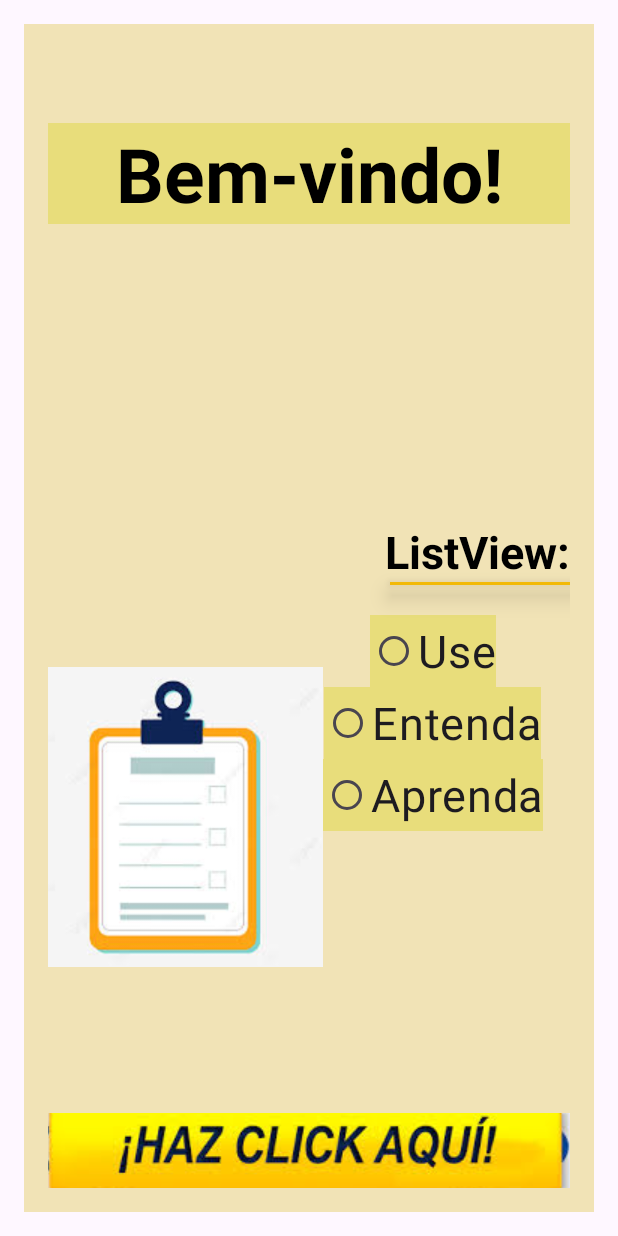
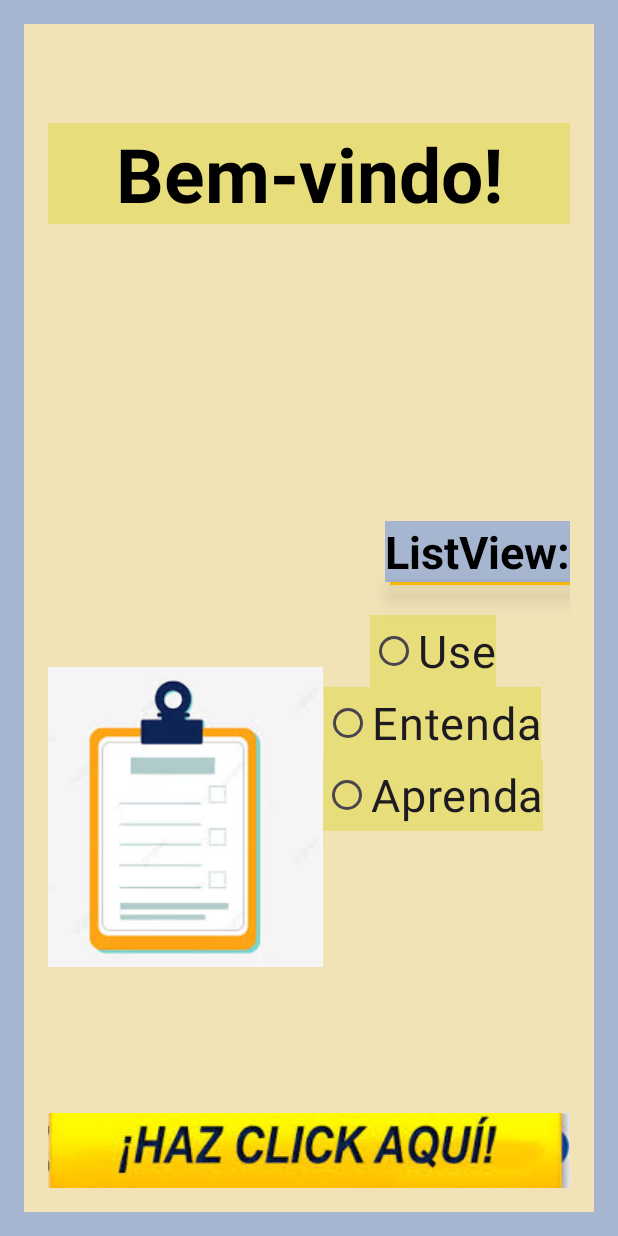
Before and after one commit to joyfelcastillo/To_Do_ListApp, an Android app: the screen it shows after launch (MainActivity), on a phone screen of 412 x 824 dp. Run offline under Robolectric (Android 15) with nearby library versions, the phone set to English and light mode, and no system bars.

Commit message:
cree los themes para la tela oscura y claro

```diff
--- a/app/src/main/res/values-night/themes.xml
+++ b/app/src/main/res/values-night/themes.xml
@@ -3,5 +3,10 @@
     <style name="Base.Theme.LISTADEPROYECTO" parent="Theme.Material3.DayNight.NoActionBar">
         <!-- Customize your dark theme here. -->
         <!-- <item name="colorPrimary">@color/my_dark_primary</item> -->
+        <item name="colorPrimary">#F4E135</item>
+        <item name="colorPrimaryDark">#CD3C6E</item>
+        <item name="android:background">#7531EF</item>
+
+
     </style>
 </resources>
--- a/app/src/main/res/values/themes.xml
+++ b/app/src/main/res/values/themes.xml
@@ -3,6 +3,10 @@
     <style name="Base.Theme.LISTADEPROYECTO" parent="Theme.Material3.DayNight.NoActionBar">
         <!-- Customize your light theme here. -->
         <!-- <item name="colorPrimary">@color/my_light_primary</item> -->
+        <item name="colorPrimary">@color/white</item>
+        <item name="colorPrimaryDark">#7C0990</item>
+        <item name="android:background">#A7B6D0</item>
+
     </style>
 
     <style name="Theme.LISTADEPROYECTO" parent="Base.Theme.LISTADEPROYECTO" />
```
